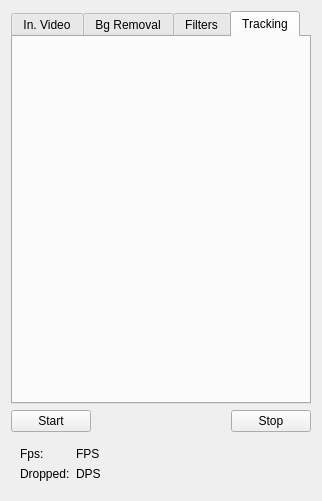
The window that modulemanagerwidget.ui (mcharmas/TouchTracer) describes before a commit, drawn with Qt 5.
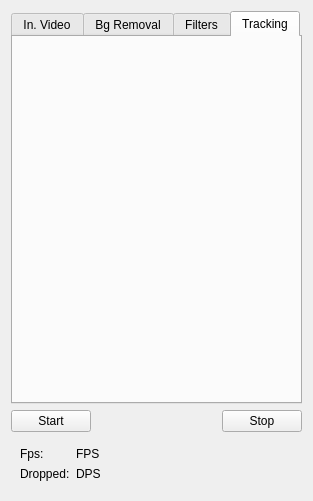
The same window after the commit.

The edit to the form file:
```diff
--- a/modulemanagerwidget.ui
+++ b/modulemanagerwidget.ui
@@ -6,12 +6,12 @@
    <rect>
     <x>0</x>
     <y>0</y>
-    <width>322</width>
+    <width>313</width>
     <height>501</height>
    </rect>
   </property>
   <property name="sizePolicy">
-   <sizepolicy hsizetype="Preferred" vsizetype="Minimum">
+   <sizepolicy hsizetype="Minimum" vsizetype="Minimum">
     <horstretch>0</horstretch>
     <verstretch>0</verstretch>
    </sizepolicy>
```
